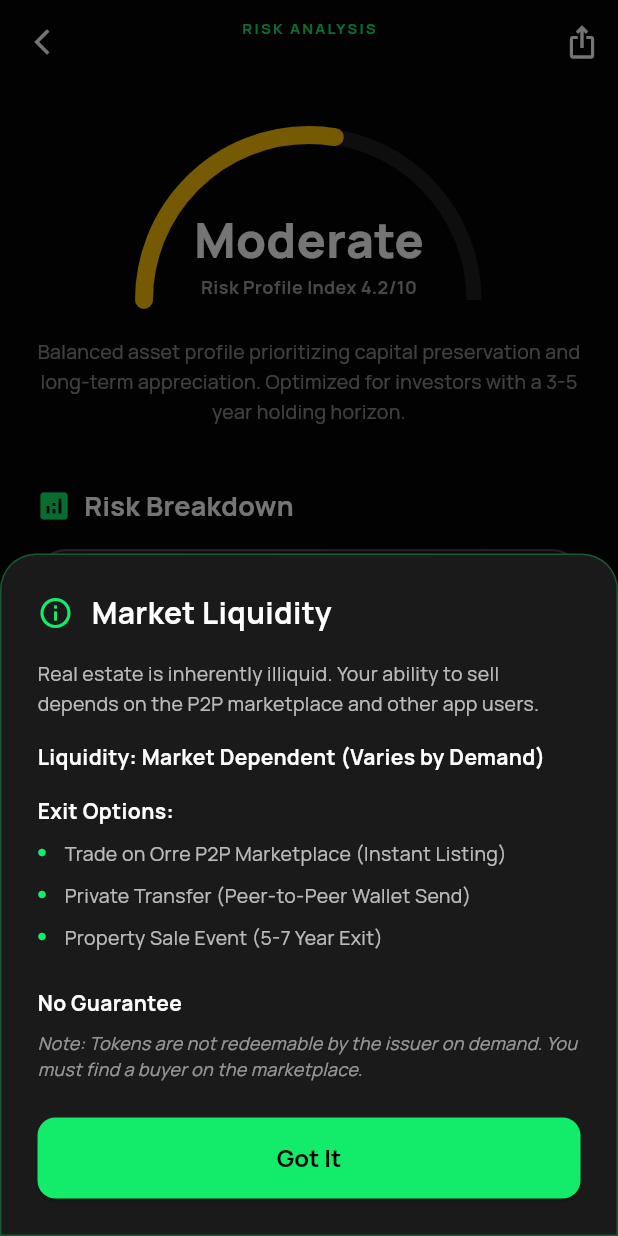
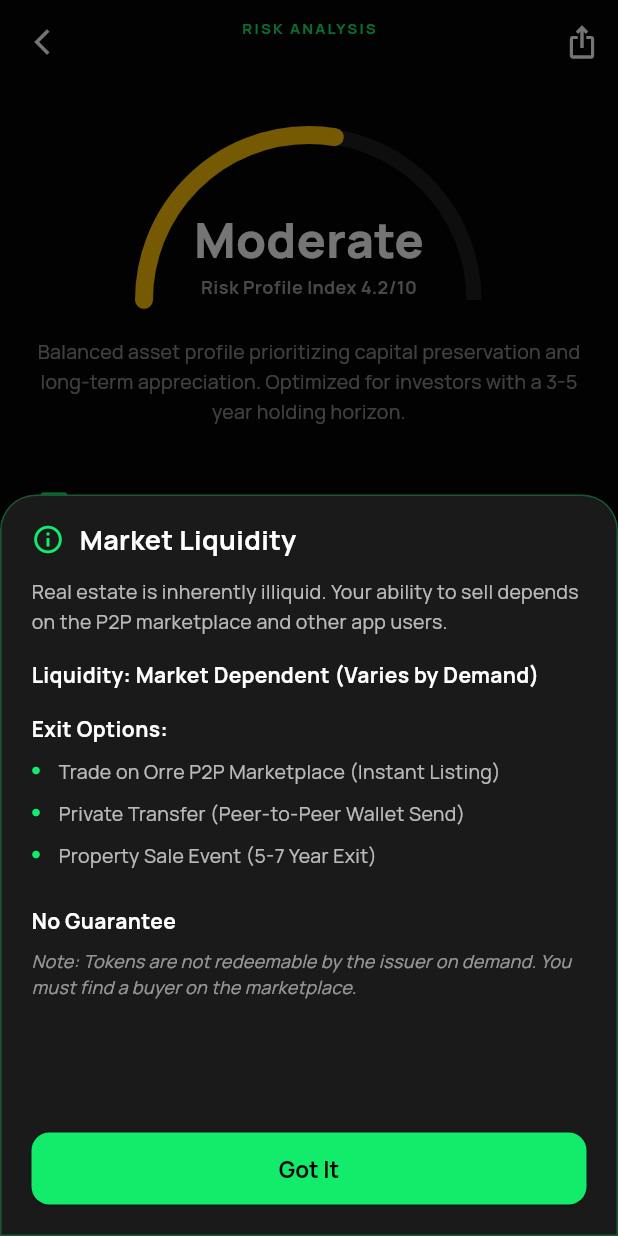
Before and after one commit to Buta-Labs/Real-Estate, a Flutter app: the RiskAssessmentScreen screen opened directly with empty values, after a tap on "Market Liquidity", on a phone screen of 412 x 824 dp. Run offline on Flutter 3.47's test engine with Material 3 defaults, Android fonts, the phone set to English and light mode, and no system bars; our stand-ins replace cloud_firestore, firebase_auth, firebase_core, firebase_storage, flutter_map, flutter_markdown and 10 more; missing offline and left inert: firebase_app_check, flutter_pdfview, hand_signature, reown_appkit, syncfusion_flutter_pdf; accounts and stored records are empty; network calls fail.

Commit message:
Optimize modal spacing and fix UI overflow issues

```diff
--- a/lib/features/marketplace/screens/property_details_screen.dart
+++ b/lib/features/marketplace/screens/property_details_screen.dart
@@ -818,7 +818,7 @@ class _PropertyDetailsScreenState extends ConsumerState<PropertyDetailsScreen> {
               fontWeight: FontWeight.bold,
             ),
           ),
-          const SizedBox(height: 20),
+          const SizedBox(height: 8),
           GridView.builder(
             shrinkWrap: true,
             physics: const NeverScrollableScrollPhysics(),
@@ -950,7 +950,7 @@ class _PropertyDetailsScreenState extends ConsumerState<PropertyDetailsScreen> {
             fontWeight: FontWeight.bold,
           ),
         ),
-        const SizedBox(height: 12),
+        const SizedBox(height: 8),
         SizedBox(
           height: 140,
           child: ListView.separated(
--- a/lib/features/marketplace/screens/risk_assessment_screen.dart
+++ b/lib/features/marketplace/screens/risk_assessment_screen.dart
@@ -544,52 +544,69 @@ class _RiskAssessmentScreenState extends State<RiskAssessmentScreen> {
     showModalBottomSheet(
       context: context,
       backgroundColor: Colors.transparent,
-      builder: (context) => Container(
-        padding: const EdgeInsets.all(24),
+      isScrollControlled: true,
+      builder: (context) => DraggableScrollableSheet(
+        initialChildSize: 0.6,
+        minChildSize: 0.4,
+        maxChildSize: 0.9,
+        builder: (context, scrollController) => Container(
+          padding: const EdgeInsets.fromLTRB(20, 16, 20, 20),
           decoration: BoxDecoration(
             color: const Color(0xFF1a1a1a),
             borderRadius: const BorderRadius.vertical(top: Radius.circular(24)),
             border: Border.all(color: AppColors.primary.withValues(alpha: 0.3)),
           ),
           child: Column(
-          mainAxisSize: MainAxisSize.min,
-          crossAxisAlignment: CrossAxisAlignment.start,
             children: [
               Row(
                 children: [
-                const Icon(Icons.info_outline, color: AppColors.primary),
-                const SizedBox(width: 12),
-                Text(
+                  const Icon(
+                    Icons.info_outline,
+                    color: AppColors.primary,
+                    size: 22,
+                  ),
+                  const SizedBox(width: 10),
+                  Expanded(
+                    child: Text(
                       title,
                       style: const TextStyle(
                         color: Colors.white,
-                    fontSize: 20,
+                        fontSize: 18,
                         fontWeight: FontWeight.bold,
+                      ),
                     ),
                   ),
                 ],
               ),
-            const SizedBox(height: 16),
-            content,
-            const SizedBox(height: 24),
+              const SizedBox(height: 12),
+              Expanded(
+                child: SingleChildScrollView(
+                  controller: scrollController,
+                  physics: const BouncingScrollPhysics(),
+                  child: content,
+                ),
+              ),
+              const SizedBox(height: 12),
               SizedBox(
                 width: double.infinity,
                 child: ElevatedButton(
                   onPressed: () => Navigator.pop(context),
                   style: ElevatedButton.styleFrom(
                     backgroundColor: AppColors.primary,
-                  padding: const EdgeInsets.symmetric(vertical: 16),
+                    padding: const EdgeInsets.symmetric(vertical: 14),
                   ),
                   child: const Text(
                     'Got It',
                     style: TextStyle(
                       color: Colors.black,
                       fontWeight: FontWeight.bold,
+                      fontSize: 15,
                     ),
                   ),
                 ),
               ),
             ],
+          ),
         ),
       ),
     );
--- a/lib/router/app_router.dart
+++ b/lib/router/app_router.dart
@@ -15,6 +15,7 @@ import 'package:orre_mmc_app/features/marketplace/screens/marketplace_screen.dar
 import 'package:orre_mmc_app/features/ai_advisor/screens/ai_advisor_screen.dart';
 import 'package:orre_mmc_app/features/wallet/screens/wallet_screen.dart';
 import 'package:orre_mmc_app/features/profile/screens/profile_screen.dart';
+import 'package:orre_mmc_app/theme/app_colors.dart';
 import 'package:orre_mmc_app/router/scaffold_with_bottom_nav.dart';
 import 'package:orre_mmc_app/features/documents/screens/documents_screen.dart';
 import 'package:orre_mmc_app/features/referrals/screens/referrals_screen.dart';
@@ -330,7 +331,17 @@ final routerProvider = Provider<GoRouter>((ref) {
       GoRoute(
         path: '/risk-assessment',
         builder: (context, state) {
-          final property = state.extra as Property;
+          final property = state.extra as Property?;
+          if (property == null) {
+            // If no property is passed, navigate back
+            WidgetsBinding.instance.addPostFrameCallback((_) {
+              context.pop();
+            });
+            return const Scaffold(
+              backgroundColor: AppColors.backgroundDark,
+              body: Center(child: CircularProgressIndicator()),
+            );
+          }
           return RiskAssessmentScreen(property: property);
         },
       ),
```
Lines whose indentation alone changed are shown as unchanged.
